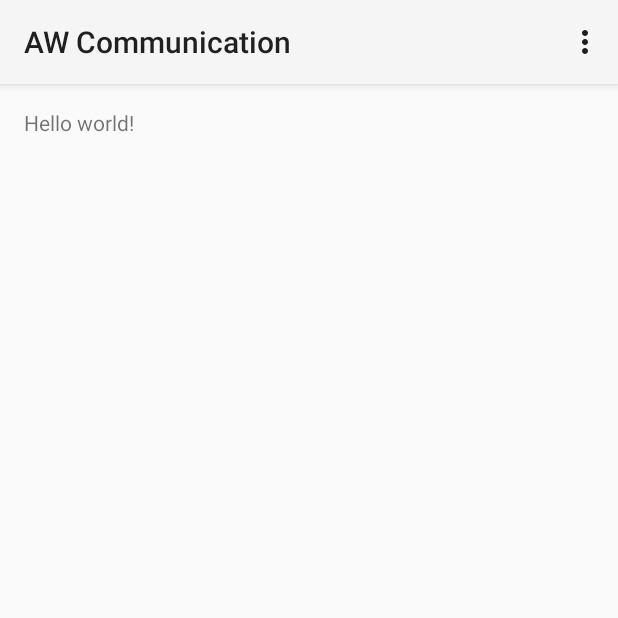
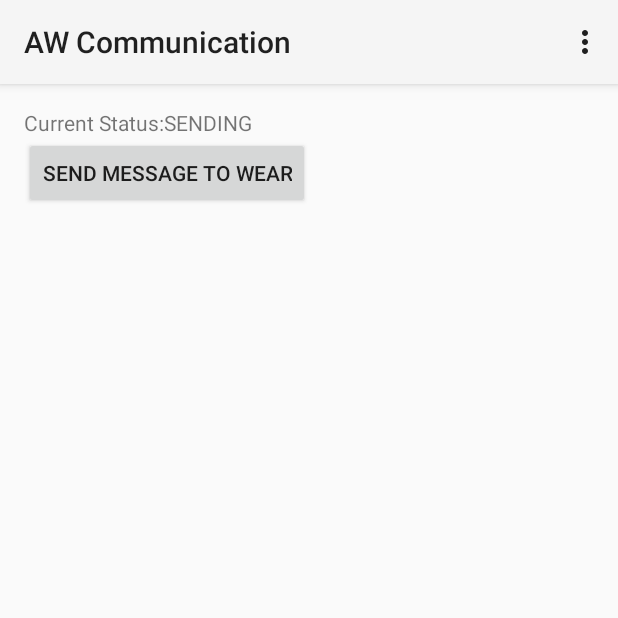
Before and after one commit to moralez/AW-Communication, an Android app: the screen it shows after launch (MainActivity), in the options menu, after a tap on "Settings", on a phone screen of 412 x 824 dp, the top half of it. Run offline under Robolectric (Android 15) with nearby library versions, the phone set to English and light mode, and no system bars.

Commit message:
[JMO] Layout updates and wiring

```diff
--- a/mobile/build.gradle
+++ b/mobile/build.gradle
@@ -1,13 +1,13 @@
 apply plugin: 'com.android.application'
 
 android {
-    compileSdkVersion 22
+    compileSdkVersion 21
     buildToolsVersion "22.0.1"
 
     defaultConfig {
         applicationId "brg.awcommunication"
-        minSdkVersion 22
-        targetSdkVersion 22
+        minSdkVersion 21
+        targetSdkVersion 21
         versionCode 1
         versionName "1.0"
     }
--- a/mobile/src/main/java/brg/awcommunication/MainActivity.java
+++ b/mobile/src/main/java/brg/awcommunication/MainActivity.java
@@ -2,15 +2,29 @@ package brg.awcommunication;
 
 import android.app.Activity;
 import android.os.Bundle;
+import android.util.Log;
 import android.view.Menu;
 import android.view.MenuItem;
+import android.view.View;
+import android.widget.Button;
+import android.widget.TextView;
 
-public class MainActivity extends Activity {
+public class MainActivity extends Activity implements View.OnClickListener {
+
+    private static final String TAG = "MainActivity";
+
+    private Button sendMessageBtn;
+    private TextView status;
 
     @Override
     protected void onCreate(Bundle savedInstanceState) {
         super.onCreate(savedInstanceState);
         setContentView(R.layout.activity_main);
+
+        sendMessageBtn = (Button)findViewById(R.id.send_message_btn);
+        sendMessageBtn.setOnClickListener(this);
+
+        status = (TextView)findViewById(R.id.status);
     }
 
     @Override
@@ -34,4 +48,16 @@ public class MainActivity extends Activity {
 
         return super.onOptionsItemSelected(item);
     }
+
+    @Override
+    public void onClick(View view) {
+        if (view.getId() == R.id.send_message_btn) {
+            sendMessage();
+        }
+    }
+
+    private void sendMessage() {
+        Log.i(TAG, "Sending message to wearable");
+        status.setText(getString(R.string.sending));
+    }
 }
--- a/mobile/src/main/res/layout/activity_main.xml
+++ b/mobile/src/main/res/layout/activity_main.xml
@@ -5,7 +5,24 @@
     android:paddingTop="@dimen/activity_vertical_margin"
     android:paddingBottom="@dimen/activity_vertical_margin" tools:context=".MainActivity">
 
-    <TextView android:text="@string/hello_world" android:layout_width="wrap_content"
-        android:layout_height="wrap_content" />
+    <TextView
+        android:id="@+id/status_label"
+        android:layout_width="wrap_content"
+        android:layout_height="wrap_content"
+        android:text="@string/status"/>
+
+    <TextView
+        android:id="@+id/status"
+        android:layout_width="wrap_content"
+        android:layout_height="wrap_content"
+        android:layout_toEndOf="@id/status_label"
+        android:layout_toRightOf="@id/status_label"/>
+
+    <Button
+        android:id="@+id/send_message_btn"
+        android:layout_width="wrap_content"
+        android:layout_height="wrap_content"
+        android:text="@string/send_message_wear"
+        android:layout_below="@id/status"/>
 
 </RelativeLayout>
--- a/mobile/src/main/res/values/strings.xml
+++ b/mobile/src/main/res/values/strings.xml
@@ -1,6 +1,11 @@
 <resources>
     <string name="app_name">AW Communication</string>
 
-    <string name="hello_world">Hello world!</string>
     <string name="action_settings">Settings</string>
+
+    <string name="send_message_wear">Send Message To Wear</string>
+
+    <string name="status">Current Status:</string>
+    <string name="sending">SENDING</string>
+
 </resources>
```
Also changed, not shown: wear/src/main/java/brg/awcommunication/MainActivity.java (+24 -3 lines), wear/src/main/res/layout/rect_activity_main.xml (+22 -4 lines), wear/src/main/res/layout/round_activity_main.xml (+22 -4 lines), wear/src/main/res/values/strings.xml (+5 -2 lines).
